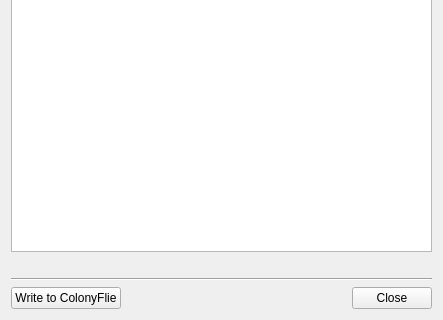
Old version of the form src/cfclient/ui/dialogs/lighthouse_bs_geometry_dialog.ui in the repository walz6800/crazyflie-clients-python; both pictures show x 0 to 443 and y 235 to 555 of the 443 by 555 pixel window.
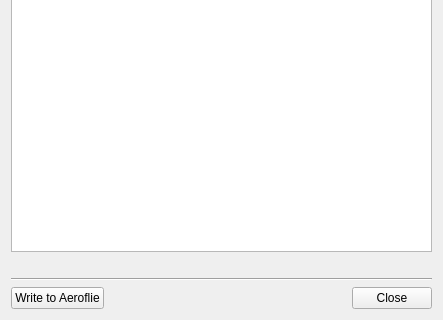
New version of the form.

The edit to the form file:
```diff
--- a/src/cfclient/ui/dialogs/lighthouse_bs_geometry_dialog.ui
+++ b/src/cfclient/ui/dialogs/lighthouse_bs_geometry_dialog.ui
@@ -75,7 +75,7 @@
        <item>
         <widget class="QPushButton" name="_write_to_cf_button">
          <property name="text">
-          <string>Write to ColonyFlie</string>
+          <string>Write to Aeroflie</string>
          </property>
         </widget>
        </item>
```
